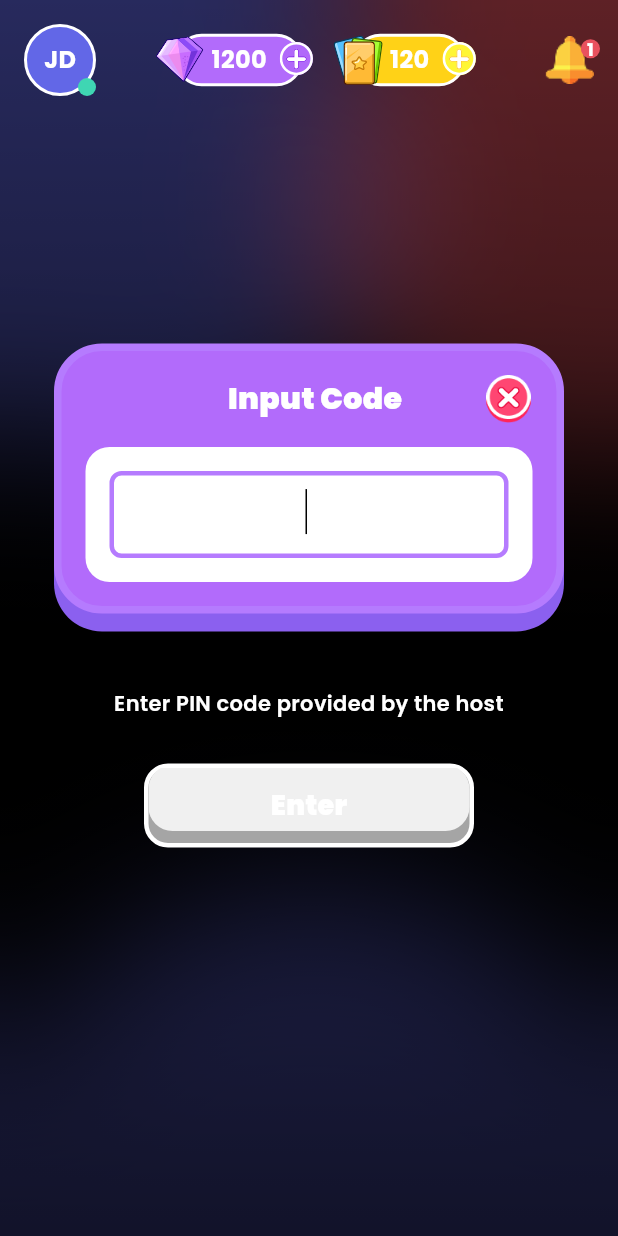
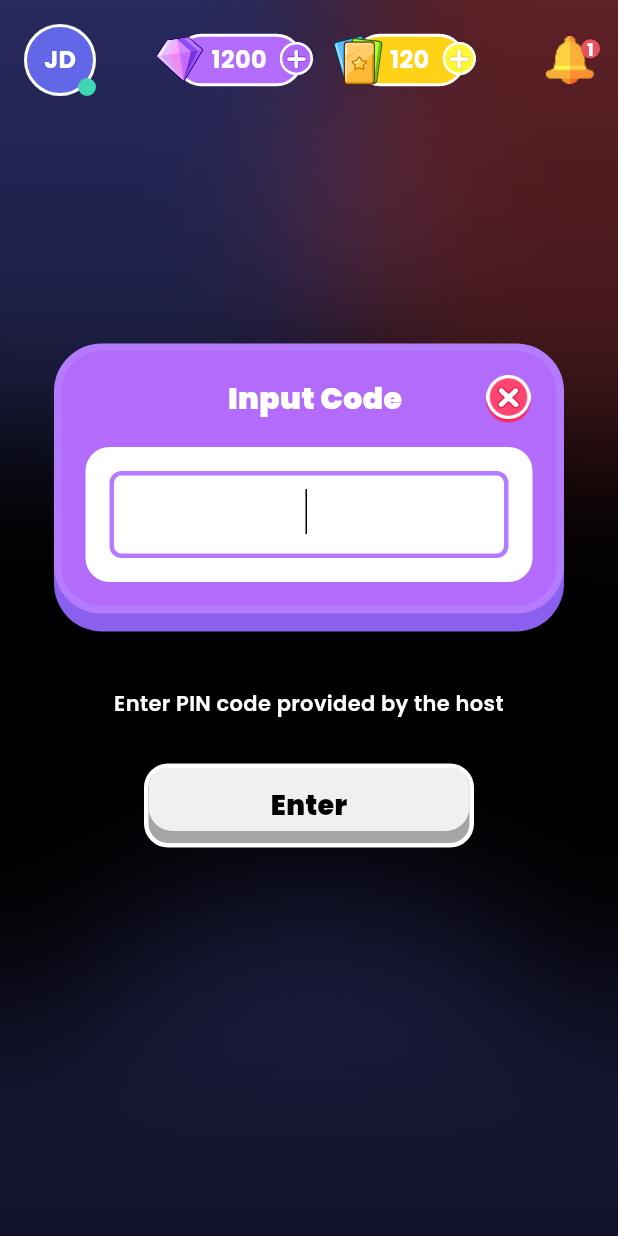
Before and after one commit to Jossyboydgenius/HIPHOP---RNB-BINGO, a Flutter app: the InputCodeScreen screen opened by its route, on a phone screen of 412 x 824 dp. Run offline on Flutter 3.47's test engine with Material 3 defaults, Android fonts, the phone set to English and light mode, and no system bars; our stand-ins replace flutter_bloc, flutter_screenutil, flutter_svg, google_fonts, image_picker; missing offline and left inert: google_ml_kit, qr_code_scanner.

Commit message:
Add nullTextColor property to AppButton: Enhance button color handling by introducing a nullTextColor option for better visual feedback when the button is disabled or not pressed. Update text color logic to utilize effectiveTextColor for improved consistency.

```diff
--- a/lib/widgets/app_button.dart
+++ b/lib/widgets/app_button.dart
@@ -24,6 +24,7 @@ class AppButton extends StatefulWidget {
   final double? subtitleFontSize;
   final FontWeight? fontWeight;
   final Color? textColor;
+  final Color? nullTextColor;
   final String? fontFamily;
   final String? iconPath;
   final String? imagePath;
@@ -58,6 +59,7 @@ class AppButton extends StatefulWidget {
     this.subtitleFontSize = 14,
     this.fontWeight = FontWeight.bold,
     this.textColor = Colors.white,
+    this.nullTextColor = Colors.black,
     this.fontFamily,
     this.iconPath,
     this.imagePath,
@@ -149,6 +151,7 @@ class _AppButtonState extends State<AppButton> with SingleTickerProviderStateMix
   Widget _buildContent() {
     final hasIcon = widget.iconPath != null || widget.imagePath != null || widget.icon != null;
     final iconWidget = hasIcon ? _buildIcon() : null;
+    final effectiveTextColor = widget.onPressed == null ? widget.nullTextColor : widget.textColor;
 
     return Row(
       mainAxisSize: MainAxisSize.min,
@@ -166,8 +169,8 @@ class _AppButtonState extends State<AppButton> with SingleTickerProviderStateMix
                     widget.text,
                     style: widget.textStyle?.copyWith(
                       color: widget.disabled
-                          ? widget.textColor?.withOpacity(0.5)
-                          : widget.textColor,
+                          ? effectiveTextColor?.withOpacity(0.5)
+                          : effectiveTextColor,
                     ),
                   )
                 : Text(
@@ -178,15 +181,15 @@ class _AppButtonState extends State<AppButton> with SingleTickerProviderStateMix
                             fontSize: widget.fontSize,
                             fontWeight: widget.fontWeight,
                             color: widget.disabled
-                                ? widget.textColor?.withOpacity(0.5)
-                                : widget.textColor,
+                                ? effectiveTextColor?.withOpacity(0.5)
+                                : effectiveTextColor,
                           )
                         : AppTextStyle.poppins(
                             fontSize: widget.fontSize,
                             fontWeight: widget.fontWeight,
                             color: widget.disabled
-                                ? widget.textColor?.withOpacity(0.5)
-                                : widget.textColor,
+                                ? effectiveTextColor?.withOpacity(0.5)
+                                : effectiveTextColor,
                           ),
                   ),
             if (widget.subtitle != null) ...[
@@ -196,8 +199,8 @@ class _AppButtonState extends State<AppButton> with SingleTickerProviderStateMix
                       widget.subtitle!,
                       style: widget.subtitleStyle?.copyWith(
                         color: widget.disabled
-                            ? widget.textColor?.withOpacity(0.5)
-                            : widget.textColor,
+                            ? effectiveTextColor?.withOpacity(0.5)
+                            : effectiveTextColor,
                       ),
                     )
                   : Text(
@@ -207,14 +210,14 @@ class _AppButtonState extends State<AppButton> with SingleTickerProviderStateMix
                               fontFamily: widget.fontFamily,
                               fontSize: widget.subtitleFontSize,
                               color: widget.disabled
-                                  ? widget.textColor?.withOpacity(0.5)
-                                  : widget.textColor,
+                                  ? effectiveTextColor?.withOpacity(0.5)
+                                  : effectiveTextColor,
                             )
                           : AppTextStyle.poppins(
                               fontSize: widget.subtitleFontSize,
                               color: widget.disabled
-                                  ? widget.textColor?.withOpacity(0.5)
-                                  : widget.textColor,
+                                  ? effectiveTextColor?.withOpacity(0.5)
+                                  : effectiveTextColor,
                             ),
                     ),
             ],
```
